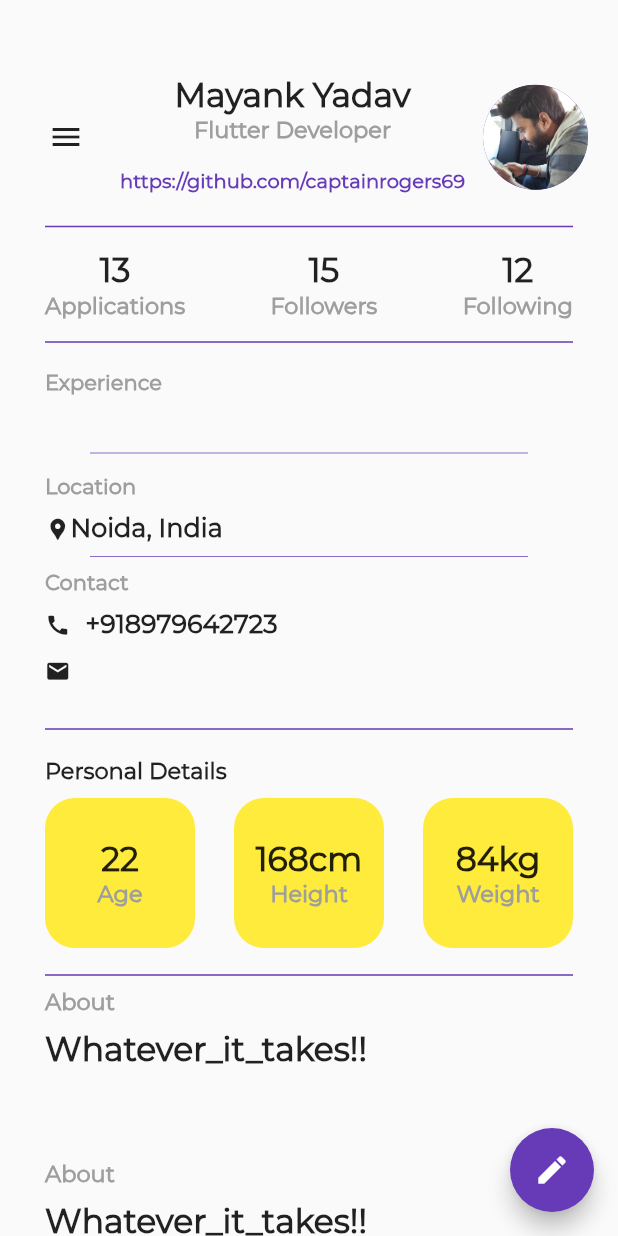
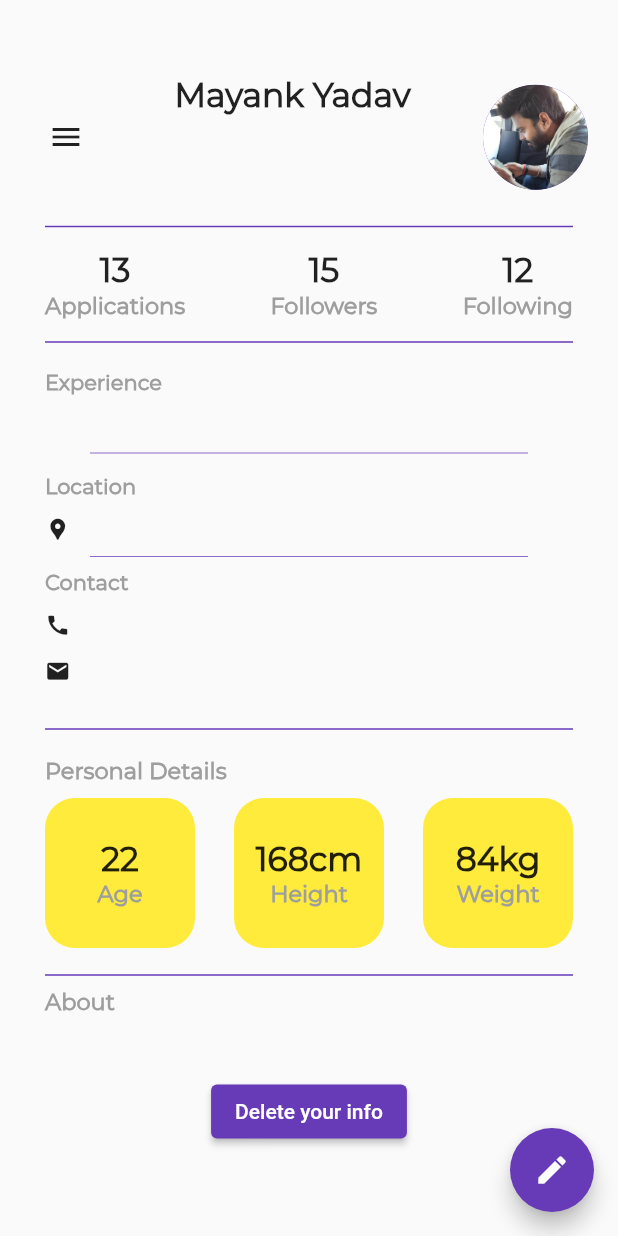
Before and after one commit to captainrogers69/fantasytask, a Flutter app: the screen it shows once a user with an empty profile is signed in, on a phone screen of 412 x 824 dp. Run offline on Flutter 3.47's test engine with Material 2 defaults, Android fonts, the phone set to English and light mode, and no system bars; our stand-ins replace cloud_firestore, firebase_auth, firebase_core, firebase_storage, flutter_hooks, hooks_riverpod and 1 more; accounts and stored records are empty; network calls fail.

Commit message:
some issues

```diff
--- a/lib/main.dart
+++ b/lib/main.dart
@@ -1,4 +1,5 @@
 import 'package:fantasytask/custom_exception.dart';
+import 'package:fantasytask/pages/editprofile_page.dart';
 import 'package:fantasytask/pages/home_screen.dart';
 import 'package:fantasytask/pages/login_screen.dart';
 import 'package:fantasytask/services/auth_services.dart';
--- a/lib/pages/home_screen.dart
+++ b/lib/pages/home_screen.dart
@@ -1,8 +1,6 @@
-import 'package:fantasytask/custom_exception.dart';
 import 'package:fantasytask/models/user.dart';
 import 'package:fantasytask/services/auth_services.dart';
 import 'package:fantasytask/services/user_detail_service.dart';
-import 'package:fantasytask/widgets/error_widget.dart';
 import 'package:flutter/material.dart';
 import 'package:url_launcher/url_launcher.dart';
 import 'package:flutter_hooks/flutter_hooks.dart';
@@ -121,8 +119,8 @@ class MyHomePage extends HookWidget {
                               mainAxisAlignment: MainAxisAlignment.spaceBetween,
                               children: [
                                 Column(
-                                  children: const [
-                                    Text(
+                                  children: [
+                                  const  Text(
                                       "Mayank Yadav",
                                       style: TextStyle(
                                           fontFamily: 'Montserrat',
@@ -130,8 +128,8 @@ class MyHomePage extends HookWidget {
                                           fontWeight: FontWeight.bold),
                                     ),
                                     Text(
-                                      "Flutter Developer",
-                                      style: TextStyle(
+                                      data.disignation ,
+                                      style:const TextStyle(
                                           fontFamily: 'Montserrat',
                                           fontSize: 15,
                                           color: Colors.grey,
@@ -146,9 +144,9 @@ class MyHomePage extends HookWidget {
                                     onTap: //() {},
                                         // _launchURLApp,
                                         _launchURLBrowser,
-                                    child: const Text(
-                                      "https://github.com/captainrogers69",
-                                      style: TextStyle(
+                                    child: Text(
+                                      data.githubLink,
+                                      style:const TextStyle(
                                         color: Colors.deepPurple,
                                         fontWeight: FontWeight.bold,
                                         fontFamily: 'Montserrat',
@@ -297,11 +295,11 @@ class MyHomePage extends HookWidget {
                               ),
                               const SizedBox(height: 10),
                               Row(
-                                children: const [
-                                  Icon(Icons.location_pin, size: 17),
+                                children:  [
+                                const  Icon(Icons.location_pin, size: 17),
                                   Text(
-                                    "Noida, India",
-                                    style: TextStyle(
+                                    data.nearbyLocation,
+                                    style: const TextStyle(
                                         fontFamily: 'Montserrat',
                                         fontSize: 17,
                                         fontWeight: FontWeight.bold),
@@ -330,12 +328,12 @@ class MyHomePage extends HookWidget {
                               ),
                               const SizedBox(height: 10),
                               Row(
-                                children: const [
-                                  Icon(Icons.call, size: 17),
-                                  SizedBox(width: 10),
+                                children:  [
+                                const  Icon(Icons.call, size: 17),
+                                 const SizedBox(width: 10),
                                   Text(
-                                    "+918979642723",
-                                    style: TextStyle(
+                                    data.phoneNumber,
+                                    style:const TextStyle(
                                         fontFamily: 'Montserrat',
                                         fontSize: 17,
                                         fontWeight: FontWeight.bold),
@@ -378,6 +376,7 @@ class MyHomePage extends HookWidget {
                             style: TextStyle(
                                 fontFamily: 'Montserrat',
                                 fontSize: 15,
+                                color: Colors.grey,
                                 fontWeight: FontWeight.bold),
                           ),
                           const SizedBox(height: 10),
@@ -493,7 +492,7 @@ class MyHomePage extends HookWidget {
                     ),
                     Container(
                       margin: const EdgeInsets.only(
-                          right: 30, left: 30, bottom: 60),
+                          right: 30, left: 30, bottom: 10),
                       child: Column(
                         crossAxisAlignment: CrossAxisAlignment.start,
                         children: [
@@ -508,12 +507,12 @@ class MyHomePage extends HookWidget {
                           const SizedBox(height: 10),
                           Row(
                             mainAxisAlignment: MainAxisAlignment.spaceBetween,
-                            children: const [
+                            children: [
                               Text(
-                                "Whatever_it_takes!!",
-                                style: TextStyle(
+                                data.about,
+                                style: const TextStyle(
                                     fontFamily: 'Montserrat',
-                                    fontSize: 22,
+                                    fontSize: 17,
                                     fontWeight: FontWeight.bold),
                               )
                             ],
@@ -523,32 +522,13 @@ class MyHomePage extends HookWidget {
                     ),
                     Container(
                       margin: const EdgeInsets.only(
-                          right: 30, left: 30, bottom: 60),
-                      child: Column(
-                        crossAxisAlignment: CrossAxisAlignment.start,
-                        children: [
-                          const Text(
-                            "About",
-                            style: TextStyle(
-                                fontFamily: 'Montserrat',
-                                fontSize: 15,
-                                color: Colors.grey,
-                                fontWeight: FontWeight.bold),
-                          ),
-                          const SizedBox(height: 10),
-                          Row(
-                            mainAxisAlignment: MainAxisAlignment.spaceBetween,
-                            children: const [
-                              Text(
-                                "Whatever_it_takes!!",
-                                style: TextStyle(
-                                    fontFamily: 'Montserrat',
-                                    fontSize: 22,
-                                    fontWeight: FontWeight.bold),
-                              )
-                            ],
-                          ),
-                        ],
+                          right: 30, left: 30, bottom: 20),
+                      child: ElevatedButton(
+                        style: ElevatedButton.styleFrom(
+                          primary: Colors.deepPurple
+                        ),
+                        onPressed: () {},
+                        child: const Text("Delete your info"),
                       ),
                     ),
                   ],
@@ -569,9 +549,19 @@ class MyHomePage extends HookWidget {
             ),
           );
         },
-        loading: () => Container(child: const CircularProgressIndicator()),
+        loading: () => Container(
+            color: Colors.white,
+            // ignore: sized_box_for_whitespace
+            child: Container(
+                height: 50, width: 50, child: const CircularProgressIndicator())),
         error: (e, s) {
-          return const Text("opps something went wrong");
+          return Container(
+              color: Colors.white,
+              // ignore: sized_box_for_whitespace
+              child: Container(
+                  height: 100,
+                  width: 100,
+                  child: const Text("opps something went wrong")));
         });
   }
 }
```
Also changed, not shown: lib/pages/editprofile_page.dart (+21 -3 lines), lib/services/auth_services.dart (+13 -0 lines), lib/services/user_detail_service.dart (+10 -0 lines).
